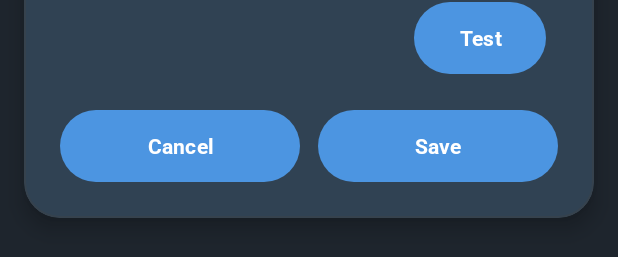
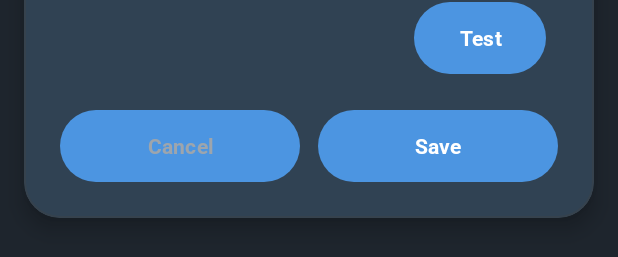
Before and after one commit to Bharathboy/Payment_Tracker, an Android app: the layout dialog_unified_settings.xml on its own in the app's theme, with its tools: preview values and no code run, on a phone screen of 412 x 824 dp. Shown: the part 702-959 px from the top of the screen. Run offline under Robolectric (Android 15) with nearby library versions, the phone set to English and light mode, and no system bars.

Commit message:
fully working

```diff
--- a/app/src/main/res/layout/dialog_unified_settings.xml
+++ b/app/src/main/res/layout/dialog_unified_settings.xml
@@ -124,7 +124,7 @@
                 android:layout_width="wrap_content"
                 android:layout_height="wrap_content"
                 android:layout_marginEnd="8dp"
-                android:background="@drawable/gradient_button"
+                android:background="@drawable/button_dynamic_background"
                 android:text="@string/test_button_text"
                 android:textColor="@color/white"
                 android:textStyle="bold" />
@@ -143,7 +143,7 @@
                 android:layout_weight="1"
                 android:background="@drawable/button_dynamic_background"
                 android:text="@string/cancel_button_text"
-                android:textColor="@color/white"
+                android:textColor="@color/text_secondary"
                 android:textStyle="bold"
                 app:cornerRadius="28dp" />
 
```
